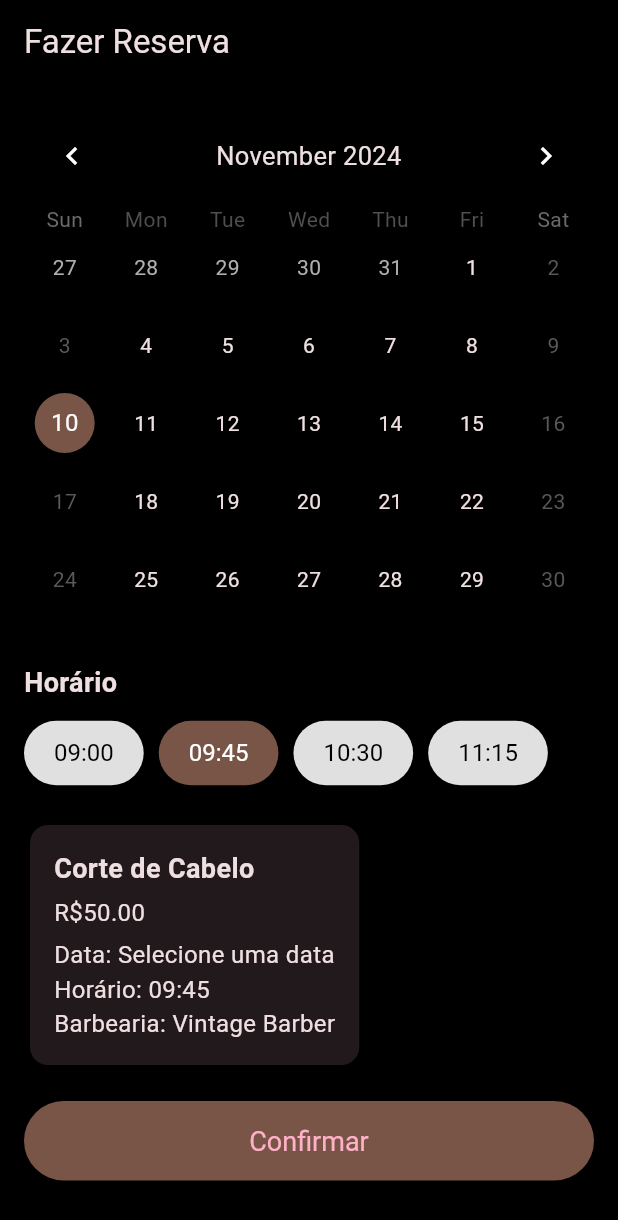
After one commit to Guilherme22B/Barber_shopp, a Flutter app: the BookPage screen opened directly, on a phone screen of 412 x 824 dp. The commit adds this screen. Shown: the top 1220 px of the screen. Run offline on Flutter 3.47's test engine with Material 3 defaults, Android fonts, the phone set to English and light mode, and no system bars; drawn by our look-alikes of table_calendar; our stand-ins replace material_design_icons_flutter.

Commit message:
pagina book_page

```diff
--- a/analysis_options.yaml
+++ b/analysis_options.yaml
@@ -7,6 +7,9 @@
 
 # The following line activates a set of recommended lints for Flutter apps,
 # packages, and plugins designed to encourage good coding practices.
+analyzer:
+  errors:
+    unnecessary_const: ignore
 include: package:flutter_lints/flutter.yaml
 
 linter:
--- a/lib/main.dart
+++ b/lib/main.dart
@@ -1,6 +1,4 @@
 import 'package:flutter/material.dart';
-import 'package:myapp/views/agendamento/agendamento_page.dart';
-import 'package:myapp/views/home/home_page.dart';
 import 'package:myapp/views/login/login_page.dart';
 
 void main() {
@@ -14,6 +12,7 @@ class MyApp extends StatelessWidget {
   @override
   Widget build(BuildContext context) {
     return MaterialApp(
+      debugShowCheckedModeBanner: false,
       title: 'Login',
       theme: ThemeData(
         scaffoldBackgroundColor: Colors.black,
@@ -21,7 +20,7 @@ class MyApp extends StatelessWidget {
             seedColor: Colors.black, brightness: Brightness.dark),
         useMaterial3: true,
       ),
-      home: const AgendamentoPage(),
+      home: const LoginPage()
     );
   }
 }
--- /dev/null
+++ b/lib/views/book/book_page.dart
@@ -0,0 +1,229 @@
+import 'package:flutter/material.dart';
+import 'package:table_calendar/table_calendar.dart'; // Importar o pacote TableCalendar
+import 'package:intl/intl.dart' show DateFormat; // Importar pacote para formatação de datas
+
+void main() {
+  runApp(const BookPageApp());
+}
+
+class BookPageApp extends StatelessWidget {
+  const BookPageApp({super.key});
+
+  @override
+  Widget build(BuildContext context) {
+    return MaterialApp(
+      debugShowCheckedModeBanner: false,
+      home: const BookPage(),
+      theme: ThemeData(
+        brightness: Brightness.dark, // Definir modo dark
+        primarySwatch: Colors.brown,
+        visualDensity: VisualDensity.adaptivePlatformDensity,
+        fontFamily: 'Roboto', // Exemplo de família de fontes
+      ),
+    );
+  }
+}
+
+class BookPage extends StatefulWidget {
+  const BookPage({super.key});
+
+  @override
+  BookPageState createState() => BookPageState();
+}
+
+class BookPageState extends State<BookPage> {
+  DateTime _focusedDay = DateTime.now();
+  DateTime? _selectedDay;
+  String selectedTime = "09:45";
+  double price = 50.0;
+  String barbershopName = "Vintage Barber";
+
+  @override
+  Widget build(BuildContext context) {
+    return Scaffold(
+      appBar: AppBar(
+        title: const Text('Fazer Reserva'),
+        backgroundColor: Colors.black,
+      ),
+      body: SingleChildScrollView( // Permite rolagem na tela
+        padding: const EdgeInsets.all(16.0),
+        child: Column(
+          mainAxisSize: MainAxisSize.min,
+          crossAxisAlignment: CrossAxisAlignment.start,
+          children: <Widget>[
+            // Calendário personalizado usando TableCalendar com altura fixa
+            SizedBox(
+              height: 350, // Define um limite de altura para o calendário
+              child: TableCalendar(
+                firstDay: DateTime.utc(2023, 1, 1),
+                lastDay: DateTime.utc(2025, 12, 31),
+                focusedDay: _focusedDay,
+                selectedDayPredicate: (day) {
+                  return isSameDay(_selectedDay, day);
+                },
+                onDaySelected: (selectedDay, focusedDay) {
+                  setState(() {
+                    _selectedDay = selectedDay;
+                    _focusedDay = focusedDay; // Atualiza `_focusedDay` aqui também
+                  });
+                },
+                calendarStyle: const CalendarStyle(
+                  todayDecoration: BoxDecoration(
+                    color: Colors.brown,
+                    shape: BoxShape.circle,
+                  ),
+                  selectedDecoration: BoxDecoration(
+                    color: Colors.amber,
+                    shape: BoxShape.circle,
+                  ),
+                ),
+                headerStyle: const HeaderStyle(
+                  formatButtonVisible: false,
+                  titleCentered: true,
+                ),
+              ),
+            ),
+            const SizedBox(height: 20),
+
+            const Text(
+              'Horário',
+              style: TextStyle(fontSize: 18, fontWeight: FontWeight.bold),
+            ),
+            const SizedBox(height: 10),
+
+            // Botões de seleção de horário
+            Wrap(
+              spacing: 10,
+              children: [
+                timeButton("09:00"),
+                timeButton("09:45"),
+                timeButton("10:30"),
+                timeButton("11:15"),
+              ],
+            ),
+            const SizedBox(height: 20),
+
+            // Exibição de preço e outras informações
+            buildPriceInfo(),
+            const SizedBox(height: 20),
+
+            // Botão de confirmação
+            buildConfirmButton(),
+          ],
+        ),
+      ),
+    );
+  }
+
+  // Widget para os botões de horários
+  Widget timeButton(String time) {
+    bool isSelected = time == selectedTime;
+    return ElevatedButton(
+      onPressed: () {
+        setState(() {
+          selectedTime = time;
+        });
+      },
+      style: ElevatedButton.styleFrom(
+        backgroundColor: isSelected ? Colors.brown : Colors.grey[300],
+        padding: const EdgeInsets.symmetric(vertical: 12, horizontal: 20),
+        textStyle: const TextStyle(fontSize: 16),
+      ),
+      child: Text(
+        time,
+        style: TextStyle(color: isSelected ? Colors.white : Colors.black),
+      ),
+    );
+  }
+
+  // Widget para mostrar as informações de preço, data e barbearia
+  Widget buildPriceInfo() {
+    return Card(
+      elevation: 2,
+      child: Padding(
+        padding: const EdgeInsets.all(16.0),
+        child: Column(
+          crossAxisAlignment: CrossAxisAlignment.start,
+          children: [
+            const Text(
+              'Corte de Cabelo',
+              style: TextStyle(fontSize: 18, fontWeight: FontWeight.bold),
+            ),
+            const SizedBox(height: 5),
+            Text(
+              'R\$${price.toStringAsFixed(2)}',
+              style: const TextStyle(fontSize: 16),
+            ),
+            const SizedBox(height: 5),
+            Text(
+              'Data: ${_selectedDay != null ? DateFormat('dd/MM/yyyy').format(_selectedDay!) : 'Selecione uma data'}', // Data formatada
+              style: const TextStyle(fontSize: 16),
+            ),
+            Text(
+              'Horário: $selectedTime',
+              style: const TextStyle(fontSize: 16),
+            ),
+            Text(
+              'Barbearia: $barbershopName',
+              style: const TextStyle(fontSize: 16),
+            ),
+          ],
+        ),
+      ),
+    );
+  }
+
+// Botão de confirmar reserva
+  Widget buildConfirmButton() {
+    return SizedBox(
+      width: double.infinity,
+      child: ElevatedButton(
+        onPressed: () {
+          if (_selectedDay == null) {
+            // Mostra uma mensagem caso nenhuma data seja selecionada
+            ScaffoldMessenger.of(context).showSnackBar(
+              const SnackBar(content: Text('Por favor, selecione uma data.')),
+            );
+            return;
+          }
+
+          // Mostra o diálogo de confirmação
+          showDialog(
+            context: context,
+            builder: (BuildContext context) {
+              return AlertDialog(
+                title: const Text('Confirmar Reserva'),
+                content: Text(
+                  'Deseja confirmar a reserva para $barbershopName no dia ${DateFormat('dd/MM/yyyy').format(_selectedDay!)} às $selectedTime?',
+                ),
+                actions: <Widget>[
+                  TextButton(
+                    child: const Text('Cancelar'),
+                    onPressed: () {
+                      Navigator.of(context).pop();
+                    },
+                  ),
+                  TextButton(
+                    onPressed: () {
+                      ScaffoldMessenger.of(context).showSnackBar(
+                        const SnackBar(content: Text('Reserva confirmada!')),
+                      );
+                      Navigator.of(context).pop();
+                    },
+                    child: const Text('Confirmar'),
+                  ),
+                ],
+              );
+            },
+          );
+        },
+        style: ElevatedButton.styleFrom(
+          backgroundColor: Colors.brown,
+          padding: const EdgeInsets.symmetric(vertical: 16),
+          textStyle: const TextStyle(fontSize: 18, color: Colors.white),
+        ),
+        child: const Text('Confirmar'),
+      ),
+    );
+  }
+}
--- a/lib/views/home/home_page.dart
+++ b/lib/views/home/home_page.dart
@@ -117,7 +117,7 @@ class ServiceButton extends StatelessWidget {
           )),
       style: ElevatedButton.styleFrom(
         backgroundColor: const Color(0xFF1A1B1F),
-        padding: const EdgeInsets.symmetric(horizontal: 13, vertical: 10),
+        padding: const EdgeInsets.symmetric(horizontal: 18, vertical: 10),
       ),
     );
   }
@@ -131,7 +131,7 @@ class PromotionBanner extends StatelessWidget {
       padding: const EdgeInsets.all(16),
       decoration: BoxDecoration(
         color: Colors.brown[300],
-        borderRadius: BorderRadius.circular(12),
+        borderRadius: BorderRadius.circular(10),
       ),
       child: const Row(
         children: [
--- a/pubspec.yaml
+++ b/pubspec.yaml
@@ -36,6 +36,8 @@ dependencies:
   # The following adds the Cupertino Icons font to your application.
   # Use with the CupertinoIcons class for iOS style icons.
   cupertino_icons: ^1.0.6
+  table_calendar: ^3.1.2
+  intl: ^0.19.0
 
 dev_dependencies:
   flutter_test:
```
Also changed, not shown: lib/views/agendamento/agendamento_page.dart (+4 -3 lines), lib/views/login/login_page.dart (+8 -3 lines), lib/widgets/main_layout.dart (+11 -0 lines), pubspec.lock.
